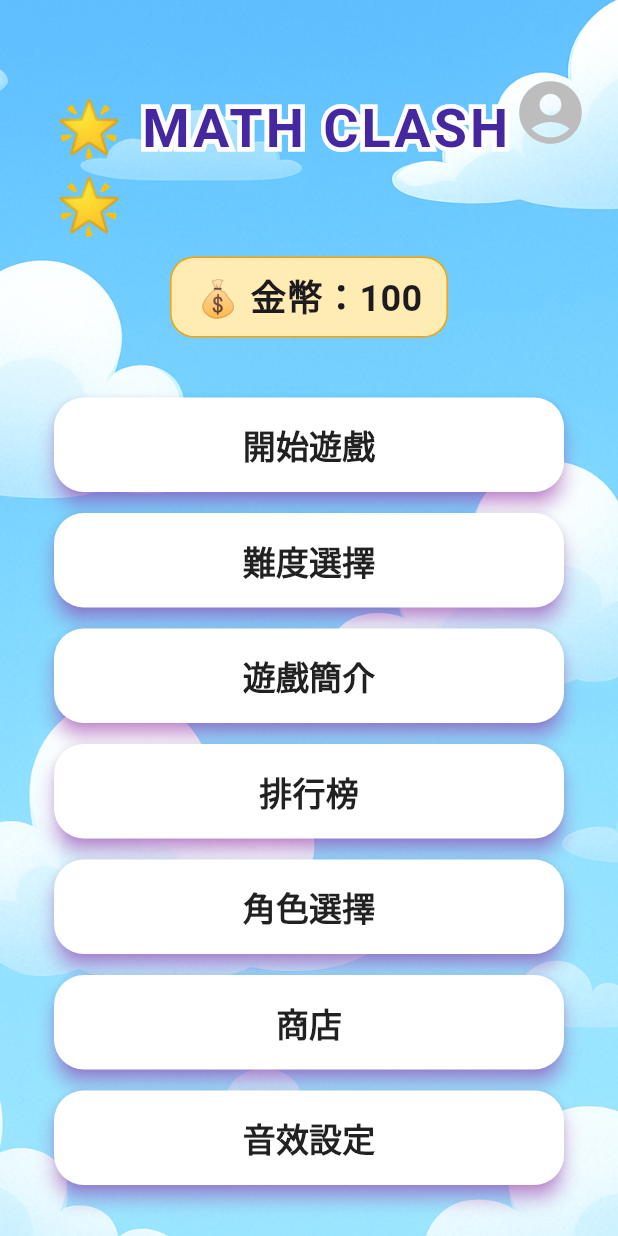
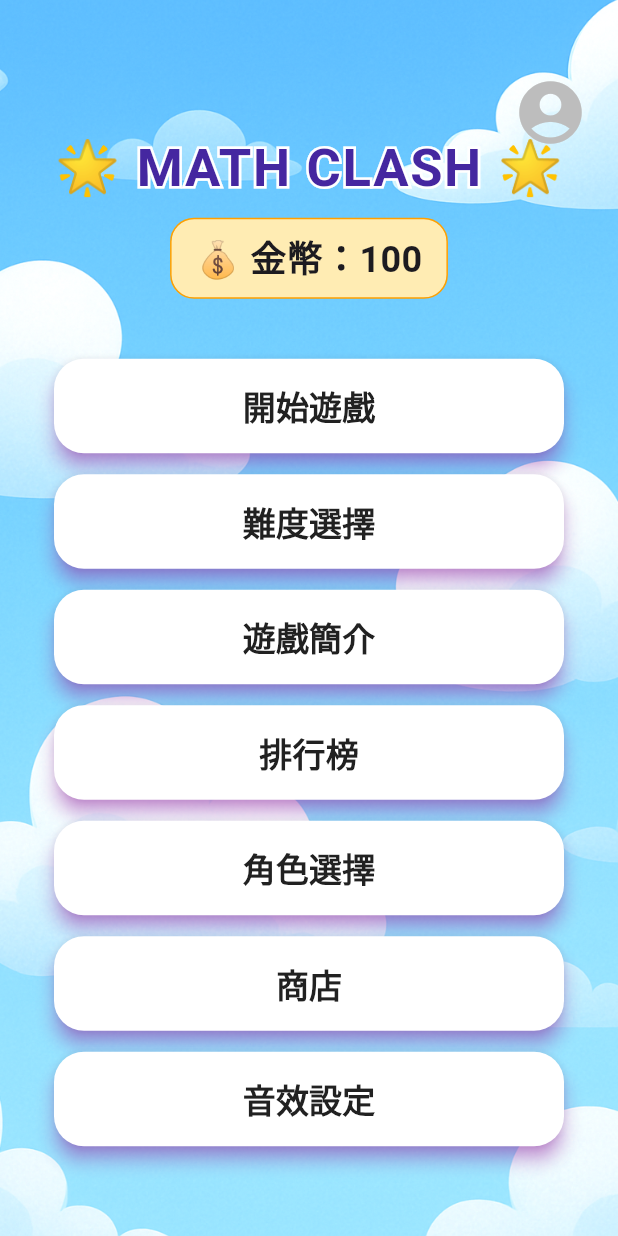
Before and after one commit to timo456/math-clash-web, a Flutter app: the screen it shows after launch, on a phone screen of 412 x 824 dp. Run offline on Flutter 3.47's test engine with Material 3 defaults, Android fonts, the phone set to English and light mode, and no system bars; our stand-ins replace audioplayers, cloud_firestore, firebase_core, shared_preferences; accounts and stored records are empty.

Commit message:
??靽格??摩??Ｘ?摮?

```diff
--- a/lib/home_page.dart
+++ b/lib/home_page.dart
@@ -55,7 +55,6 @@ class _HomePageState extends State<HomePage> {
   @override
   Widget build(BuildContext context) {
     final screenWidth = MediaQuery.of(context).size.width;
-    final titleFontSize = screenWidth > 700 ? 64.0 : 36.0; // ✅ 桌機大字，手機小字
     final buttonStyle = ElevatedButton.styleFrom(
       backgroundColor: Colors.white,
       padding: const EdgeInsets.symmetric(vertical: 16),
@@ -98,12 +97,14 @@ class _HomePageState extends State<HomePage> {
                     mainAxisAlignment: MainAxisAlignment.center,
                     children: [
                       // 🌟 標題
-                      Stack(
+                    FittedBox(
+                    fit: BoxFit.scaleDown, // ⬅️ 讓內容自動縮小以符合寬度
+                    child: Stack(
                       children: [
                         Text(
                           '🌟 MATH CLASH 🌟',
                           style: TextStyle(
-                              fontSize: titleFontSize,
+                            fontSize: 64, // 設最大字體，FittedBox 會自動縮小
                             fontWeight: FontWeight.bold,
                             letterSpacing: 2,
                             foreground: Paint()
@@ -115,13 +116,14 @@ class _HomePageState extends State<HomePage> {
                         Text(
                           '🌟 MATH CLASH 🌟',
                           style: TextStyle(
-                              fontSize: titleFontSize,
+                            fontSize: 64,
                             fontWeight: FontWeight.bold,
                             letterSpacing: 2,
                             color: Colors.deepPurple[800],
                           ),
                         ),
                       ],
+                    ),
                   ),
                       const SizedBox(height: 8),
                       // 💰 金幣
```
Lines whose indentation alone changed are shown as unchanged.
